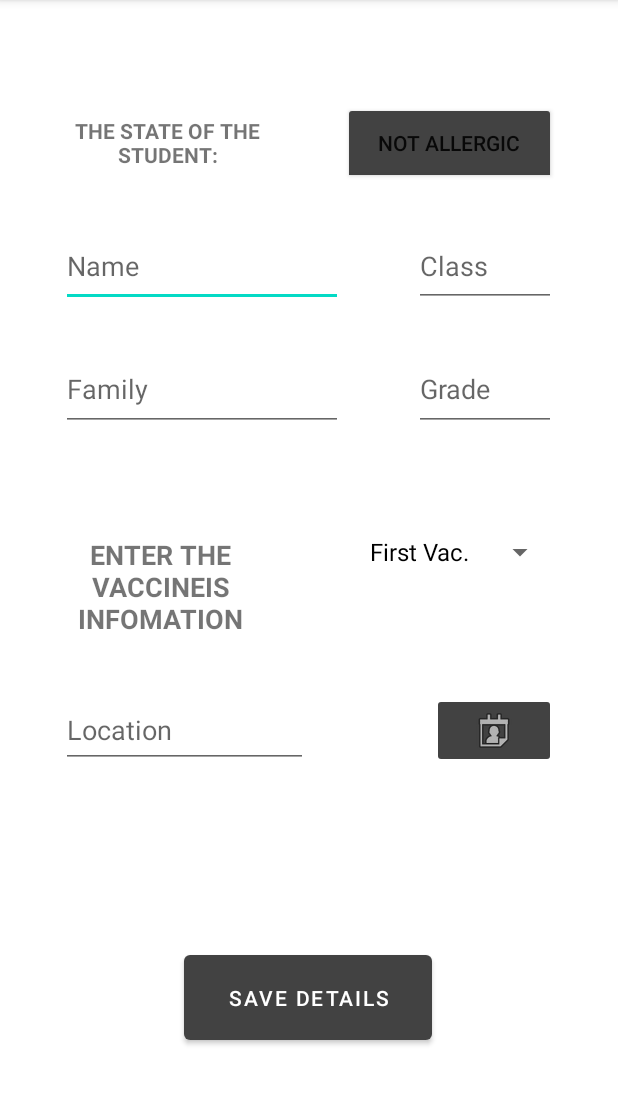
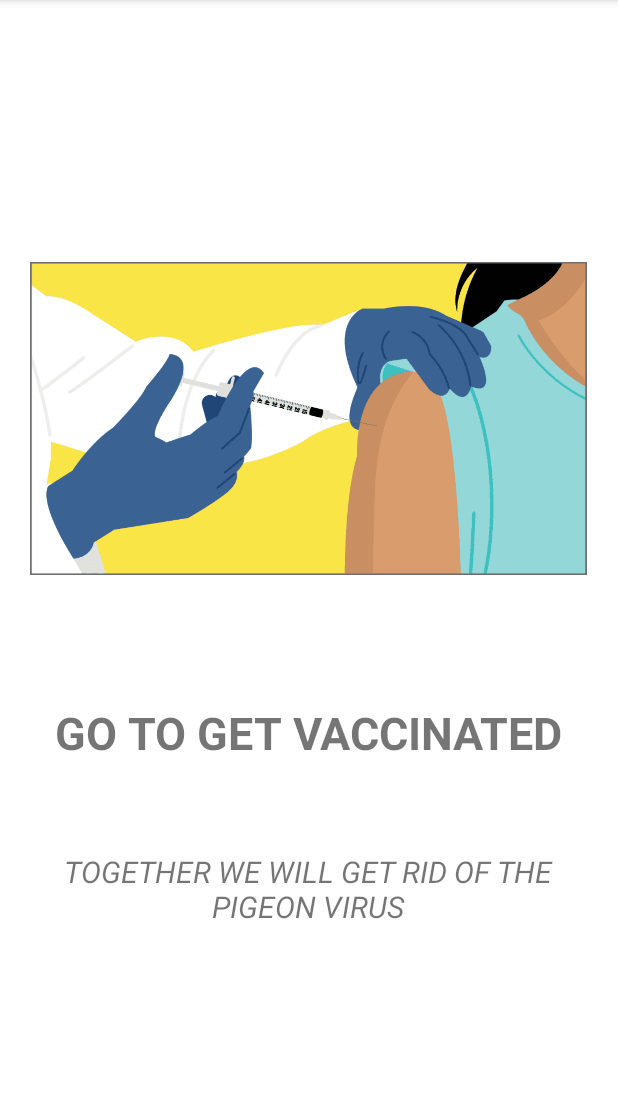
Before and after one commit to sy4172/Ex192, an Android app: the screen it shows after launch (InputActivity before the commit, MainActivity after it), on a phone screen of 412 x 824 dp, the part 84-1189 px from its top. Run offline under Robolectric (Android 15) with nearby library versions, the phone set to English and light mode, and no system bars.

Commit message:
Some changes

```diff
--- a/app/src/main/AndroidManifest.xml
+++ b/app/src/main/AndroidManifest.xml
@@ -9,7 +9,8 @@
         android:roundIcon="@mipmap/ic_launcher_round"
         android:supportsRtl="true"
         android:theme="@style/Theme.Ex192VaccineApp">
-        <activity android:name=".UpdateActivity"></activity>
+        <activity android:name=".SortActivity"></activity>
+        <activity android:name=".UpdateActivity" />
         <activity android:name=".CreditsActivity" />
         <activity android:name=".InputActivity" />
         <activity android:name=".MainActivity">
--- a/app/src/main/res/layout/activity_input.xml
+++ b/app/src/main/res/layout/activity_input.xml
@@ -33,7 +33,7 @@
                 android:layout_height="match_parent"
                 android:layout_weight="3"
                 android:gravity="center"
-                android:text="The state of the student:"
+                android:text="@string/the_state_of_the_student"
                 android:textAlignment="center"
                 android:textAllCaps="true"
                 android:textStyle="bold" />
@@ -49,8 +49,8 @@
                 android:layout_height="match_parent"
                 android:layout_weight="3"
                 android:onClick="changeLayout"
-                android:textOff="Not allergic"
-                android:textOn="allergic"
+                android:textOff="@string/not_allergic"
+                android:textOn="@string/allergic"
                 app:backgroundTint="@color/cardview_dark_background" />
 
         </LinearLayout>
@@ -78,7 +78,7 @@
                     android:layout_height="0px"
                     android:layout_weight="2"
                     android:ems="10"
-                    android:hint="Name"
+                    android:hint="@string/name"
                     android:inputType="textPersonName" />
 
                 <Space
@@ -92,7 +92,7 @@
                     android:layout_height="0px"
                     android:layout_weight="2"
                     android:ems="10"
-                    android:hint="Family"
+                    android:hint="@string/family"
                     android:inputType="textPersonName" />
             </LinearLayout>
 
@@ -113,7 +113,7 @@
                     android:layout_height="0px"
                     android:layout_weight="2"
                     android:ems="10"
-                    android:hint="Class"
+                    android:hint="@string/classStr"
                     android:inputType="number" />
 
                 <Space
@@ -127,7 +127,7 @@
                     android:layout_height="0px"
                     android:layout_weight="2"
                     android:ems="10"
-                    android:hint="Grade"
+                    android:hint="@string/grade"
                     android:inputType="number" />
             </LinearLayout>
         </LinearLayout>
@@ -156,7 +156,7 @@
                     android:layout_height="match_parent"
                     android:layout_weight="2"
                     android:gravity="center"
-                    android:text="Enter the vaccineis infomation"
+                    android:text="@string/enter_the_vaccines_infomation"
                     android:textAlignment="center"
                     android:textAllCaps="true"
                     android:textSize="18sp"
@@ -203,7 +203,7 @@
                     android:layout_height="match_parent"
                     android:layout_weight="2"
                     android:ems="10"
-                    android:hint="Location"
+                    android:hint="@string/location"
                     android:inputType="textPersonName" />
 
                 <Space
@@ -271,7 +271,7 @@
                     android:layout_height="match_parent"
                     android:layout_weight="2"
                     android:onClick="sendToFB"
-                    android:text="save details"
+                    android:text="@string/save_details"
                     app:backgroundTint="@color/cardview_dark_background" />
 
                 <Space
--- a/app/src/main/res/layout/activity_main.xml
+++ b/app/src/main/res/layout/activity_main.xml
@@ -1,18 +1,65 @@
 <?xml version="1.0" encoding="utf-8"?>
-<androidx.constraintlayout.widget.ConstraintLayout xmlns:android="http://schemas.android.com/apk/res/android"
+<LinearLayout xmlns:android="http://schemas.android.com/apk/res/android"
     xmlns:app="http://schemas.android.com/apk/res-auto"
     xmlns:tools="http://schemas.android.com/tools"
     android:layout_width="match_parent"
     android:layout_height="match_parent"
     tools:context=".MainActivity">
 
-    <TextView
-        android:layout_width="wrap_content"
-        android:layout_height="wrap_content"
-        android:text="Hello World!"
-        app:layout_constraintBottom_toBottomOf="parent"
-        app:layout_constraintLeft_toLeftOf="parent"
-        app:layout_constraintRight_toRightOf="parent"
-        app:layout_constraintTop_toTopOf="parent" />
+    <Space
+        android:layout_width="0px"
+        android:layout_height="match_parent"
+        android:layout_weight="5" />
 
-</androidx.constraintlayout.widget.ConstraintLayout>
+    <LinearLayout
+        android:layout_width="0dp"
+        android:layout_height="match_parent"
+        android:layout_weight="90"
+        android:orientation="vertical">
+
+        <Space
+            android:layout_width="match_parent"
+            android:layout_height="0px"
+            android:layout_weight="10" />
+
+        <ImageView
+            android:id="@+id/imageView"
+            android:layout_width="match_parent"
+            android:layout_height="0dp"
+            android:layout_weight="20"
+            app:srcCompat="@drawable/shoot_vac" />
+
+        <TextView
+            android:layout_width="match_parent"
+            android:layout_height="0dp"
+            android:layout_weight="10"
+            android:gravity="center"
+            android:text="@string/go_to_get_vaccinated"
+            android:textAllCaps="true"
+            android:textSize="30sp"
+            android:textStyle="bold" />
+
+
+        <TextView
+            android:layout_width="match_parent"
+            android:layout_height="0px"
+            android:layout_weight="5"
+            android:gravity="center"
+            android:text="@string/together_we_will_get_rid_of_the_pigeon_virus"
+            android:textAlignment="center"
+            android:textAllCaps="true"
+            android:textSize="20sp"
+            android:textStyle="italic" />
+
+        <Space
+            android:layout_width="match_parent"
+            android:layout_height="0px"
+            android:layout_weight="10" />
+
+    </LinearLayout>
+
+    <Space
+        android:layout_width="0px"
+        android:layout_height="match_parent"
+        android:layout_weight="5" />
+</LinearLayout>
--- a/app/src/main/res/menu/main.xml
+++ b/app/src/main/res/menu/main.xml
@@ -8,6 +8,9 @@
         android:id="@+id/UpgradeData"
         android:title="Upgrade Data" />
     <item
+        android:id="@+id/SortData"
+        android:title="Sort Data" />
+    <item
         android:id="@+id/Credits"
         android:title="Credits" />
 </menu>
```
Also changed, not shown: app/src/main/java/com/example/ex192_vaccineapp/InputActivity.java (+34 -24 lines), app/src/main/java/com/example/ex192_vaccineapp/MainActivity.java (+29 -2 lines), app/src/main/java/com/example/ex192_vaccineapp/SortActivity.java (added, +14 -0 lines), app/src/main/java/com/example/ex192_vaccineapp/UpdateActivity.java (+27 -3 lines), app/src/main/res/layout/activity_sort.xml (added, +9 -0 lines), app/src/main/res/values/strings.xml (+12 -0 lines), app/src/main/res/drawable/shoot_vac.png (added).
